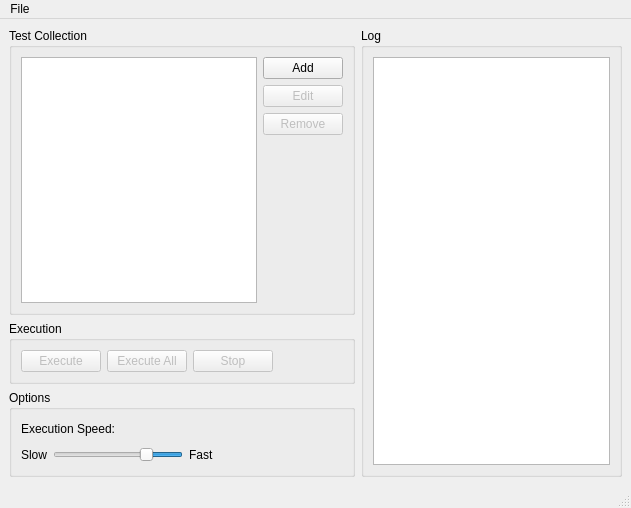
Qt form src/testsuite.ui (Z0mBee/TestSuite) before a commit.
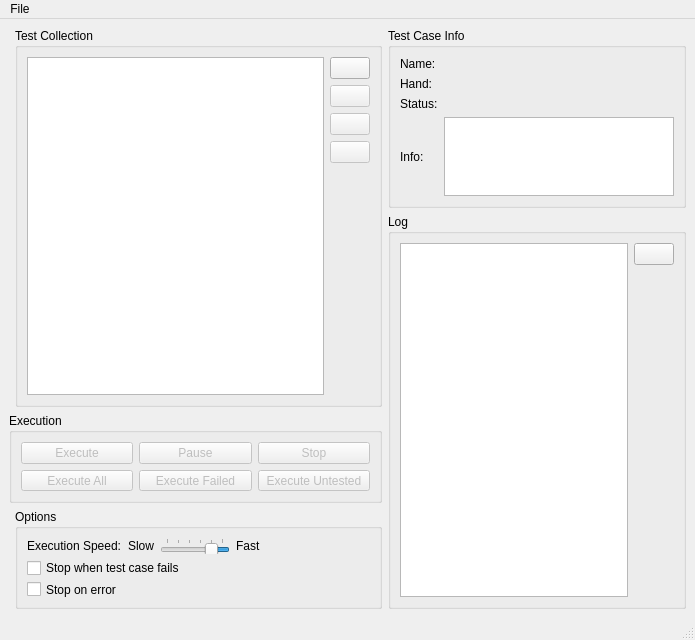
The same form after that commit. Icons and pictures are not drawn.

```diff
--- a/src/testsuite.ui
+++ b/src/testsuite.ui
@@ -6,8 +6,8 @@
    <rect>
     <x>0</x>
     <y>0</y>
-    <width>631</width>
-    <height>508</height>
+    <width>695</width>
+    <height>640</height>
    </rect>
   </property>
   <property name="acceptDrops">
@@ -21,11 +21,11 @@
     <normaloff>images/applications_games.png</normaloff>images/applications_games.png</iconset>
   </property>
   <widget class="QWidget" name="centralwidget">
-   <layout class="QHBoxLayout" name="horizontalLayout_6">
-    <item>
+   <layout class="QGridLayout" name="gridLayout_5">
+    <item row="0" column="0">
      <layout class="QHBoxLayout" name="horizontalLayout_5"/>
     </item>
-    <item>
+    <item row="0" column="1" rowspan="2">
      <layout class="QVBoxLayout" name="verticalLayout_3">
       <item>
        <widget class="QGroupBox" name="groupBox">
@@ -62,7 +62,11 @@
              <item>
               <widget class="QPushButton" name="buttonAdd">
                <property name="text">
-                <string>Add</string>
+                <string/>
+               </property>
+               <property name="icon">
+                <iconset>
+                 <normaloff>images/add.png</normaloff>images/add.png</iconset>
                </property>
               </widget>
              </item>
@@ -72,7 +76,11 @@
                 <bool>false</bool>
                </property>
                <property name="text">
-                <string>Edit</string>
+                <string/>
+               </property>
+               <property name="icon">
+                <iconset>
+                 <normaloff>images/edit.png</normaloff>images/edit.png</iconset>
                </property>
               </widget>
              </item>
@@ -82,7 +90,25 @@
                 <bool>false</bool>
                </property>
                <property name="text">
-                <string>Remove</string>
+                <string/>
+               </property>
+               <property name="icon">
+                <iconset>
+                 <normaloff>images/remove.png</normaloff>images/remove.png</iconset>
+               </property>
+              </widget>
+             </item>
+             <item>
+              <widget class="QPushButton" name="buttonRemoveAll">
+               <property name="enabled">
+                <bool>false</bool>
+               </property>
+               <property name="text">
+                <string/>
+               </property>
+               <property name="icon">
+                <iconset>
+                 <normaloff>images/remove_all.png</normaloff>images/remove_all.png</iconset>
                </property>
               </widget>
              </item>
@@ -106,13 +132,148 @@
         </layout>
        </widget>
       </item>
-      <item>
+     </layout>
+    </item>
+    <item row="0" column="2">
+     <widget class="QGroupBox" name="groupBox_5">
+      <property name="maximumSize">
+       <size>
+        <width>16777215</width>
+        <height>180</height>
+       </size>
+      </property>
+      <property name="title">
+       <string>Test Case Info</string>
+      </property>
+      <layout class="QGridLayout" name="gridLayout_3">
+       <item row="0" column="0">
+        <widget class="QLabel" name="label">
+         <property name="text">
+          <string>Name:</string>
+         </property>
+        </widget>
+       </item>
+       <item row="0" column="1">
+        <widget class="QLabel" name="labelName">
+         <property name="text">
+          <string/>
+         </property>
+        </widget>
+       </item>
+       <item row="1" column="0">
+        <widget class="QLabel" name="label_5">
+         <property name="text">
+          <string>Hand:</string>
+         </property>
+        </widget>
+       </item>
+       <item row="1" column="1">
+        <widget class="QLabel" name="labelHand">
+         <property name="text">
+          <string/>
+         </property>
+        </widget>
+       </item>
+       <item row="2" column="0">
+        <widget class="QLabel" name="label_6">
+         <property name="text">
+          <string>Status:</string>
+         </property>
+        </widget>
+       </item>
+       <item row="2" column="1">
+        <widget class="QLabel" name="labelStatus">
+         <property name="text">
+          <string/>
+         </property>
+        </widget>
+       </item>
+       <item row="3" column="0">
+        <widget class="QLabel" name="label_7">
+         <property name="text">
+          <string>Info:</string>
+         </property>
+        </widget>
+       </item>
+       <item row="3" column="1">
+        <widget class="QTextBrowser" name="textInfo">
+         <property name="enabled">
+          <bool>true</bool>
+         </property>
+        </widget>
+       </item>
+      </layout>
+     </widget>
+    </item>
+    <item row="1" column="2" rowspan="3">
+     <widget class="QGroupBox" name="groupBox_3">
+      <property name="title">
+       <string>Log</string>
+      </property>
+      <layout class="QGridLayout" name="gridLayout">
+       <item row="0" column="0" rowspan="2">
+        <widget class="QTextBrowser" name="textBrowserLog"/>
+       </item>
+       <item row="0" column="1">
+        <widget class="QPushButton" name="buttonClearLog">
+         <property name="text">
+          <string/>
+         </property>
+         <property name="icon">
+          <iconset>
+           <normaloff>images/clear_log.png</normaloff>images/clear_log.png</iconset>
+         </property>
+        </widget>
+       </item>
+       <item row="1" column="1">
+        <spacer name="verticalSpacer_2">
+         <property name="orientation">
+          <enum>Qt::Vertical</enum>
+         </property>
+         <property name="sizeHint" stdset="0">
+          <size>
+           <width>20</width>
+           <height>40</height>
+          </size>
+         </property>
+        </spacer>
+       </item>
+      </layout>
+     </widget>
+    </item>
+    <item row="2" column="0" colspan="2">
        <widget class="QGroupBox" name="groupBox_4">
+      <property name="maximumSize">
+       <size>
+        <width>16777215</width>
+        <height>90</height>
+       </size>
+      </property>
         <property name="title">
          <string>Execution</string>
         </property>
-        <layout class="QHBoxLayout" name="horizontalLayout_2">
-         <item>
+      <layout class="QGridLayout" name="gridLayout_4">
+       <item row="0" column="1">
+        <widget class="QPushButton" name="pushButton">
+         <property name="enabled">
+          <bool>false</bool>
+         </property>
+         <property name="text">
+          <string>Pause</string>
+         </property>
+        </widget>
+       </item>
+       <item row="0" column="2">
+        <widget class="QPushButton" name="buttonStop">
+         <property name="enabled">
+          <bool>false</bool>
+         </property>
+         <property name="text">
+          <string>Stop</string>
+         </property>
+        </widget>
+       </item>
+       <item row="0" column="0">
           <widget class="QPushButton" name="buttonExecute">
            <property name="enabled">
             <bool>false</bool>
@@ -122,7 +283,7 @@
            </property>
           </widget>
          </item>
-         <item>
+       <item row="1" column="0">
           <widget class="QPushButton" name="buttonExecuteAll">
            <property name="enabled">
             <bool>false</bool>
@@ -132,39 +293,42 @@
            </property>
           </widget>
          </item>
-         <item>
-          <widget class="QPushButton" name="buttonStop">
+       <item row="1" column="1">
+        <widget class="QPushButton" name="buttonExecuteFailed">
            <property name="enabled">
             <bool>false</bool>
            </property>
            <property name="text">
-            <string>Stop</string>
+          <string>Execute Failed</string>
            </property>
           </widget>
          </item>
-         <item>
-          <spacer name="horizontalSpacer_3">
-           <property name="orientation">
-            <enum>Qt::Horizontal</enum>
-           </property>
-           <property name="sizeHint" stdset="0">
-            <size>
-             <width>40</width>
-             <height>20</height>
-            </size>
-           </property>
-          </spacer>
+       <item row="1" column="2">
+        <widget class="QPushButton" name="buttonExecuteFailed_2">
+         <property name="enabled">
+          <bool>false</bool>
+         </property>
+         <property name="text">
+          <string>Execute Untested</string>
+         </property>
+        </widget>
          </item>
         </layout>
        </widget>
       </item>
-      <item>
+    <item row="3" column="1">
        <widget class="QGroupBox" name="groupBox_2">
+      <property name="maximumSize">
+       <size>
+        <width>16777215</width>
+        <height>100</height>
+       </size>
+      </property>
         <property name="title">
          <string>Options</string>
         </property>
-        <layout class="QVBoxLayout" name="verticalLayout_2">
-         <item>
+      <layout class="QGridLayout" name="gridLayout_2">
+       <item row="0" column="0">
           <layout class="QHBoxLayout" name="horizontalLayout_3">
            <item>
             <widget class="QLabel" name="label_2">
@@ -173,22 +337,9 @@
              </property>
             </widget>
            </item>
-           <item>
-            <spacer name="horizontalSpacer">
-             <property name="orientation">
-              <enum>Qt::Horizontal</enum>
-             </property>
-             <property name="sizeHint" stdset="0">
-              <size>
-               <width>40</width>
-               <height>20</height>
-              </size>
-             </property>
-            </spacer>
-           </item>
-          </layout>
-         </item>
-         <item>
+        </layout>
+       </item>
+       <item row="0" column="1">
           <layout class="QHBoxLayout" name="horizontalLayout_4">
            <item>
             <widget class="QLabel" name="label_3">
@@ -203,7 +354,7 @@
               <enum>Qt::RightToLeft</enum>
              </property>
              <property name="maximum">
-              <number>2000</number>
+            <number>1000</number>
              </property>
              <property name="singleStep">
               <number>200</number>
@@ -212,16 +363,22 @@
               <number>200</number>
              </property>
              <property name="value">
-              <number>500</number>
+            <number>200</number>
              </property>
              <property name="sliderPosition">
-              <number>500</number>
+            <number>200</number>
+           </property>
+           <property name="tracking">
+            <bool>false</bool>
              </property>
              <property name="orientation">
               <enum>Qt::Horizontal</enum>
              </property>
              <property name="tickPosition">
-              <enum>QSlider::NoTicks</enum>
+            <enum>QSlider::TicksAbove</enum>
+           </property>
+           <property name="tickInterval">
+            <number>200</number>
              </property>
             </widget>
            </item>
@@ -232,34 +389,34 @@
              </property>
             </widget>
            </item>
-           <item>
-            <spacer name="horizontalSpacer_2">
+        </layout>
+       </item>
+       <item row="0" column="2">
+        <spacer name="horizontalSpacer">
              <property name="orientation">
               <enum>Qt::Horizontal</enum>
              </property>
              <property name="sizeHint" stdset="0">
               <size>
-               <width>40</width>
-               <height>20</height>
+           <width>123</width>
+           <height>18</height>
               </size>
              </property>
             </spacer>
            </item>
-          </layout>
-         </item>
-        </layout>
-       </widget>
-      </item>
-     </layout>
-    </item>
-    <item>
-     <widget class="QGroupBox" name="groupBox_3">
-      <property name="title">
-       <string>Log</string>
-      </property>
-      <layout class="QVBoxLayout" name="verticalLayout_4">
-       <item>
-        <widget class="QTextBrowser" name="textBrowserLog"/>
+       <item row="1" column="0" colspan="2">
+        <widget class="QCheckBox" name="checkBoxStopWhenFailed">
+         <property name="text">
+          <string>Stop when test case fails</string>
+         </property>
+        </widget>
+       </item>
+       <item row="2" column="0">
+        <widget class="QCheckBox" name="checkBoxStopOnError">
+         <property name="text">
+          <string>Stop on error</string>
+         </property>
+        </widget>
        </item>
       </layout>
      </widget>
@@ -271,7 +428,7 @@
     <rect>
      <x>0</x>
      <y>0</y>
-     <width>631</width>
+     <width>695</width>
      <height>21</height>
     </rect>
    </property>
```
Lines whose indentation alone changed are shown as unchanged.
